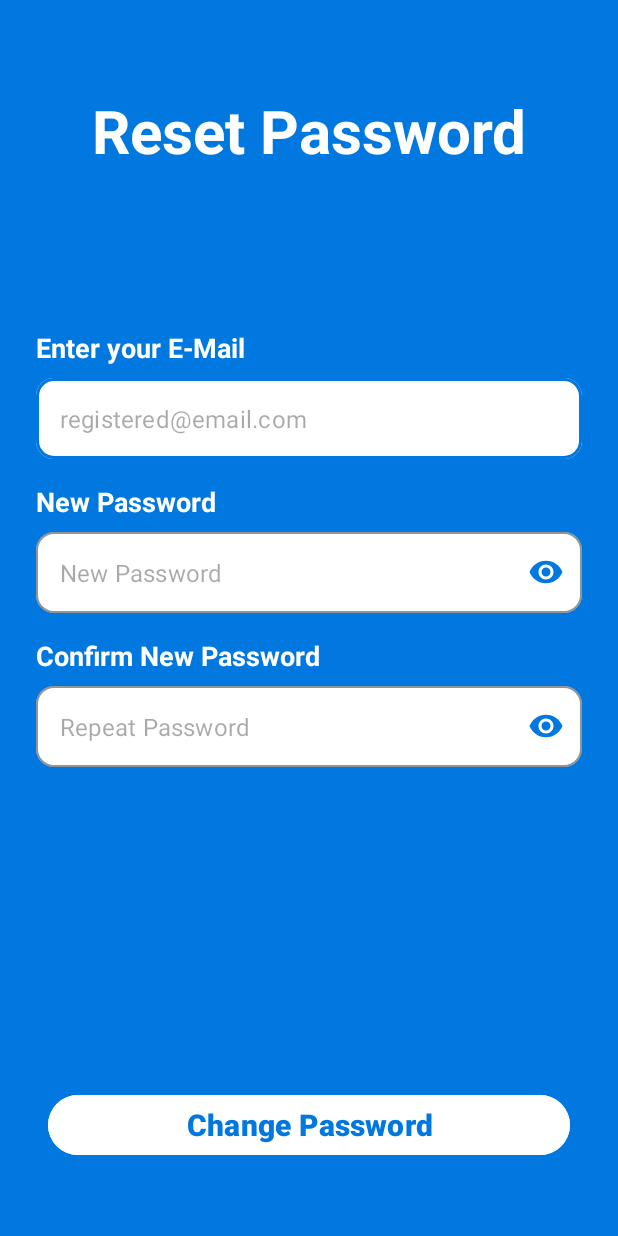
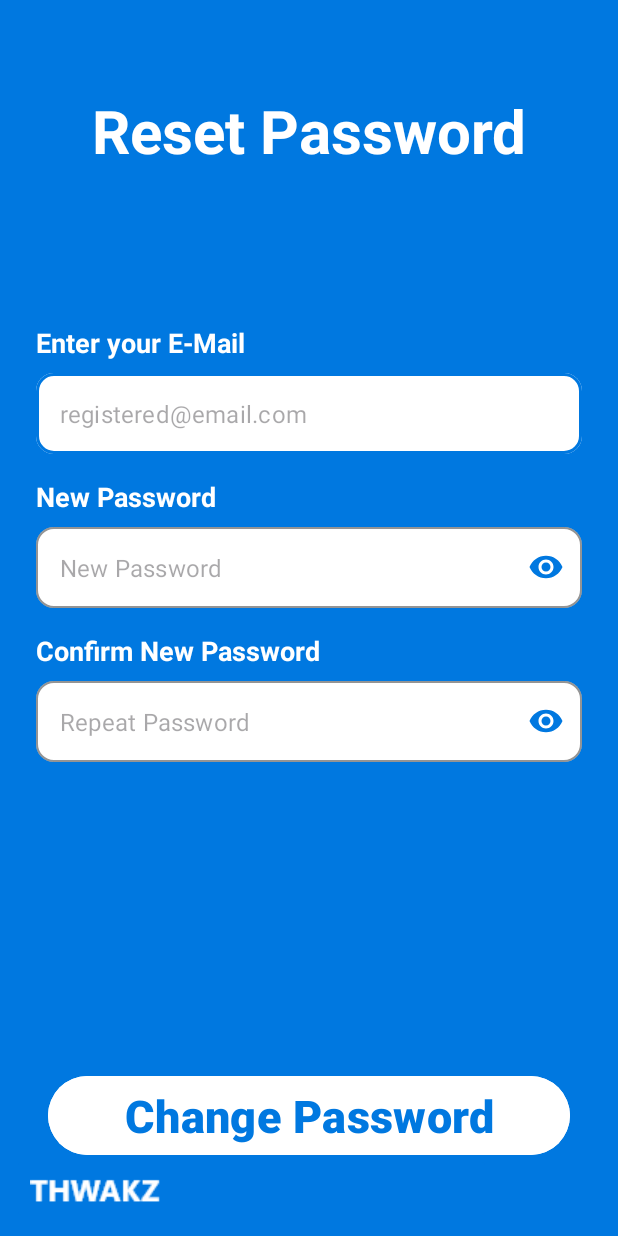
Before and after one commit to Ttgame007/IdoProject, an Android app: the screen it shows after launch (ForgotPasswordActivity), after a tap on "I forgot my password", on a phone screen of 412 x 824 dp. Run offline under Robolectric (Android 15) with nearby library versions, the phone set to English and light mode, and no system bars.

Commit message:
ui consistancy change

```diff
--- a/app/src/main/java/com/ido/idoprojectapp/ForgotPasswordActivity.java
+++ b/app/src/main/java/com/ido/idoprojectapp/ForgotPasswordActivity.java
@@ -1,12 +1,15 @@
 package com.ido.idoprojectapp;
 
+import android.content.Intent;
 import android.content.pm.ActivityInfo;
+import android.net.Uri;
 import android.os.Bundle;
 import android.text.Editable;
 import android.text.TextWatcher;
 import android.util.Patterns;
 import android.widget.Button;
 import android.widget.EditText;
+import android.widget.ImageButton;
 
 import androidx.activity.EdgeToEdge;
 import androidx.appcompat.app.AppCompatActivity;
@@ -25,6 +28,7 @@ public class ForgotPasswordActivity extends AppCompatActivity {
     private TextInputEditText etEmail, etNewPass, etConfirmPass;
     private TextInputLayout emailInputLayout, newPassInputLayout, confirmPassInputLayout;
     private Button btnReset;
+    private ImageButton thwakz;
     private HelperUserDB userDb;
 
     private static final Pattern PASSWORD_PATTERN = Pattern.compile("^" +
@@ -56,6 +60,8 @@ public class ForgotPasswordActivity extends AppCompatActivity {
     private void initViews() {
         etEmail = findViewById(R.id.etResetEmail);
         emailInputLayout = findViewById(R.id.emailInputLayout);
+        thwakz = findViewById(R.id.thwakzLogo);
+
 
         etNewPass = findViewById(R.id.etNewPassword);
         newPassInputLayout = findViewById(R.id.newPassInputLayout);
@@ -71,6 +77,7 @@ public class ForgotPasswordActivity extends AppCompatActivity {
         setupErrorClearer(etNewPass, newPassInputLayout);
         setupErrorClearer(etConfirmPass, confirmPassInputLayout);
         btnReset.setOnClickListener(v -> attemptReset());
+        thwakz.setOnClickListener(v -> startActivity(new Intent(Intent.ACTION_VIEW, Uri.parse("https://www.thwakz.org"))));
     }
 
     private void setupErrorClearer(EditText et, TextInputLayout til) {
--- a/app/src/main/res/layout/activity_forgot_password.xml
+++ b/app/src/main/res/layout/activity_forgot_password.xml
@@ -129,10 +129,21 @@
         android:backgroundTint="@color/white"
         android:text="Change Password"
         android:textColor="@color/blue"
-        android:textSize="20sp"
+        android:textSize="30sp"
         android:textStyle="bold"
         app:layout_constraintBottom_toBottomOf="parent"
         app:layout_constraintEnd_toEndOf="parent"
-        app:layout_constraintStart_toStartOf="parent" />
+        app:layout_constraintStart_toStartOf="parent"/>
+
+    <ImageButton
+        android:id="@+id/thwakzLogo"
+        android:layout_width="wrap_content"
+        android:layout_height="wrap_content"
+        android:layout_marginStart="8dp"
+        android:layout_marginBottom="8dp"
+        android:backgroundTint="@color/blue"
+        app:layout_constraintBottom_toBottomOf="parent"
+        app:layout_constraintStart_toStartOf="parent"
+        app:srcCompat="@drawable/thwakz" />
 
 </androidx.constraintlayout.widget.ConstraintLayout>
```
